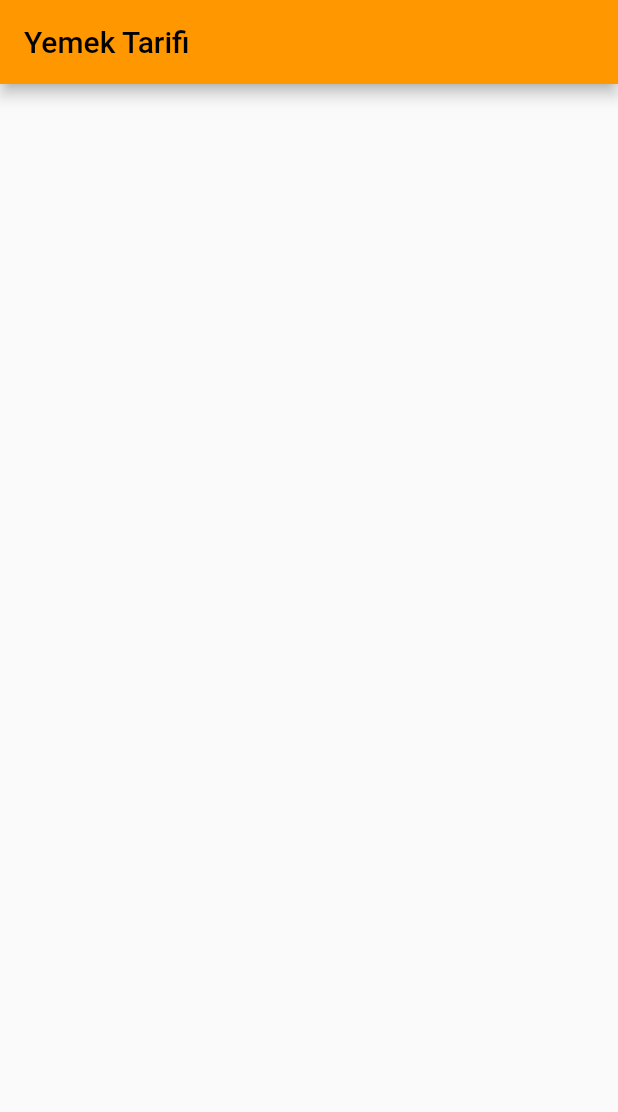
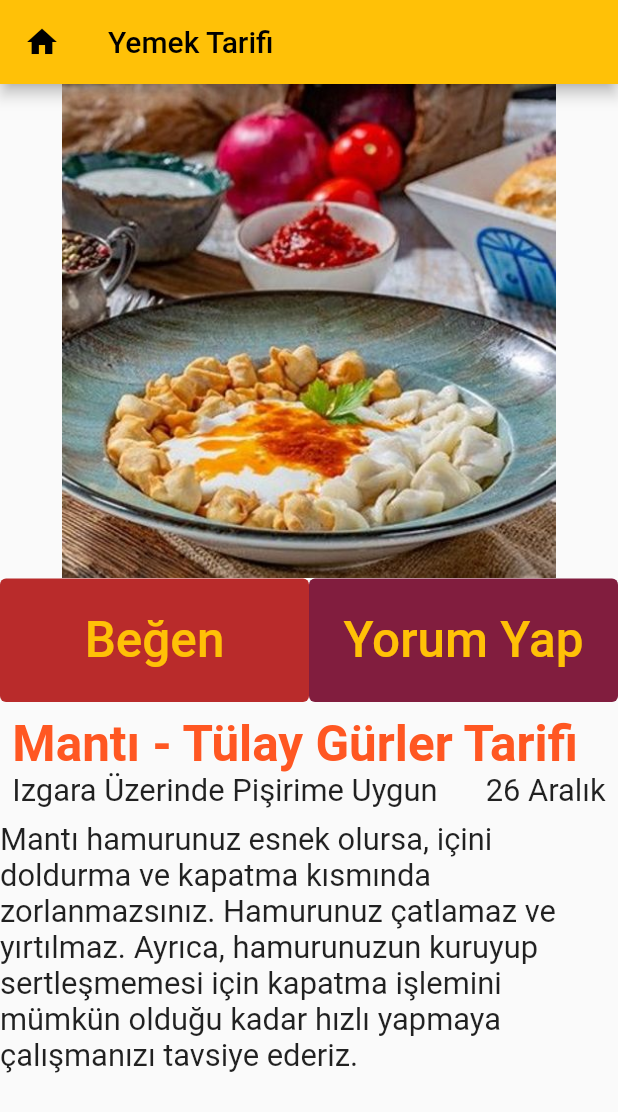
Before and after one commit to kececibora/Flutter-Basic-Training, a Flutter app: the screen it shows after launch, on a phone screen of 412 x 824 dp. Shown: the top 1112 px of the screen. Run offline on Flutter 3.47's test engine with Material 2 defaults, Android fonts, the phone set to English and light mode, and no system bars.

Commit message:
Simple Page Finished

```diff
--- a/lib/main.dart
+++ b/lib/main.dart
@@ -1,3 +1,4 @@
+import 'package:flutter/foundation.dart';
 import 'package:flutter/material.dart';
 
 void main() {
@@ -14,7 +15,7 @@ class MyApp extends StatelessWidget {
       title: 'Flutter Demo',
       debugShowCheckedModeBanner: false,
       theme: ThemeData(
-        primarySwatch: Colors.orange,
+        primarySwatch: Colors.amber,
       ),
       home: const MyHomePage(title: 'Yemek Tarifi'),
     );
@@ -33,13 +34,96 @@ class MyHomePage extends StatefulWidget {
 class _MyHomePageState extends State<MyHomePage> {
   @override
   Widget build(BuildContext context) {
+    var ekranBilgisi = MediaQuery.of(context);
+    final double ekranYuksekligi = ekranBilgisi.size.height;
+    final double ekranGenisligi = ekranBilgisi.size.height;
+
     return Scaffold(
       appBar: AppBar(
         title: Text(widget.title),
+        leading: IconButton(
+          onPressed: () {},
+          icon: Icon(Icons.home),
+        ),
       ),
-      body: Column(
-        children: [],
+      body: SingleChildScrollView(
+        child: Column(children: [
+          SizedBox(
+            height: ekranYuksekligi / 2.5,
+            child: Image.asset("images/manti.jpg"),
+          ),
+          Row(
+            children: [
+              Expanded(
+                child: SizedBox(
+                  height: ekranGenisligi / 10,
+                  child: TextButton(
+                    onPressed: () {
+                      print("Beğendim");
+                    },
+                    child: Yazi("Beğen", ekranGenisligi / 25),
+                    style: TextButton.styleFrom(
+                        backgroundColor: Color.fromARGB(255, 185, 43, 43)),
+                  ),
+                ),
+              ),
+              Expanded(
+                child: SizedBox(
+                  height: ekranGenisligi / 10,
+                  child: TextButton(
+                    onPressed: () {
+                      print("Yorum Yapıldı");
+                    },
+                    child: Yazi("Yorum Yap", ekranGenisligi / 25),
+                    style: TextButton.styleFrom(
+                        backgroundColor: Color.fromARGB(255, 129, 29, 62)),
+                  ),
+                ),
+              ),
+            ],
+          ),
+          Padding(
+            padding: EdgeInsets.all(ekranYuksekligi / 100),
+            child: Column(
+              crossAxisAlignment: CrossAxisAlignment.start,
+              children: [
+                Text(
+                  "Mantı - Tülay Gürler Tarifi",
+                  style: TextStyle(
+                    color: Colors.deepOrange,
+                    fontWeight: FontWeight.bold,
+                    fontSize: ekranGenisligi / 25,
+                  ),
+                ),
+                Row(
+                  children: [
+                    Yazi("Izgara Üzerinde Pişirime Uygun", ekranGenisligi / 40),
+                    Spacer(),
+                    Yazi("26 Aralık", ekranGenisligi / 40),
+                  ],
+                )
+              ],
+            ),
+          ),
+          Yazi(
+              "Mantı hamurunuz esnek olursa, içini doldurma ve kapatma kısmında zorlanmazsınız. Hamurunuz çatlamaz ve yırtılmaz. Ayrıca, hamurunuzun kuruyup sertleşmemesi için kapatma işlemini mümkün olduğu kadar hızlı yapmaya çalışmanızı tavsiye ederiz.",
+              ekranGenisligi / 40)
+        ]),
       ),
     );
   }
 }
+
+class Yazi extends StatelessWidget {
+  late String icerik;
+  late double yaziBoyut;
+  Yazi(this.icerik, this.yaziBoyut);
+
+  @override
+  Widget build(BuildContext context) {
+    return Text(
+      icerik,
+      style: TextStyle(fontSize: yaziBoyut),
+    );
+  }
+}
```
Also changed, not shown: pubspec.yaml (+4 -6 lines), images/manti.jpg (added).
